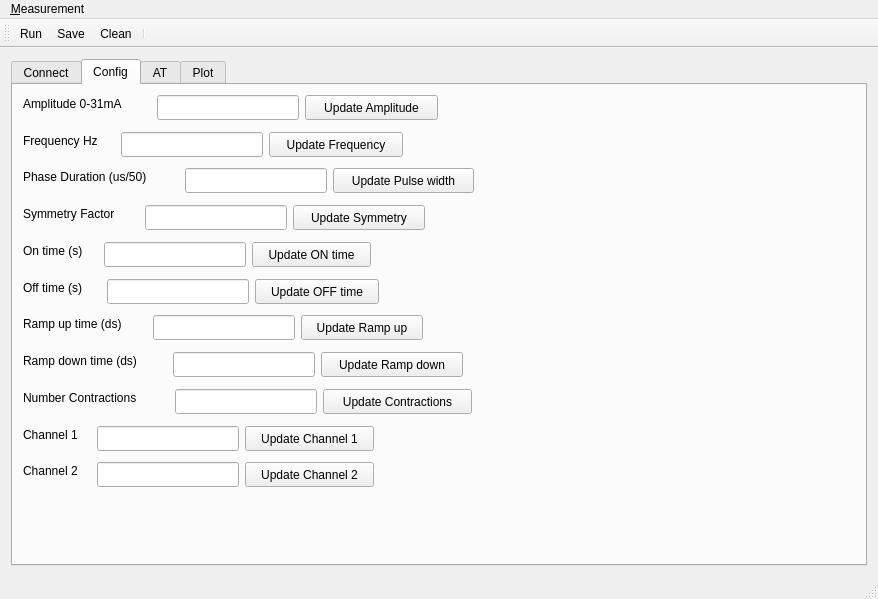
The window that nems/nems/mainwindow.ui (saul-rodriguez/Qt) describes before a commit, drawn with Qt 5.
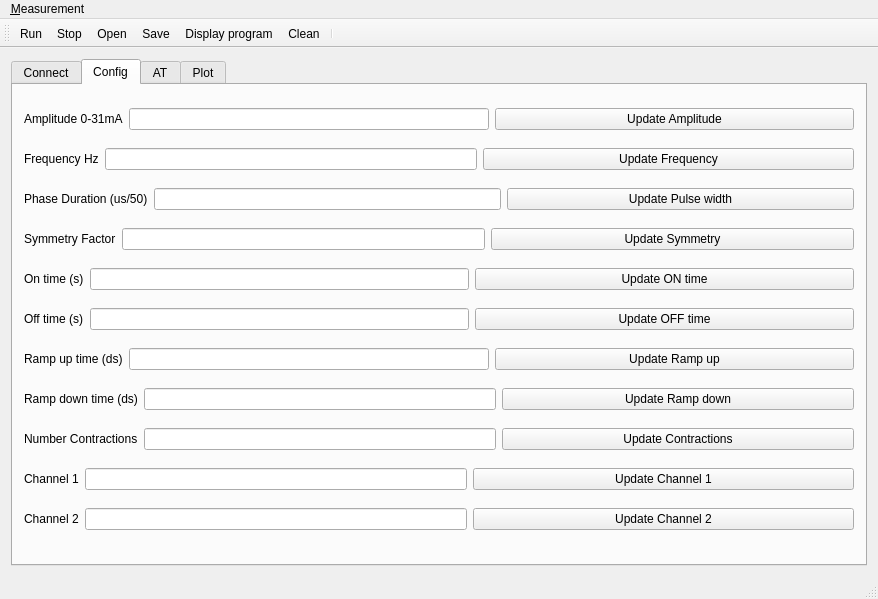
The same window after the commit. Icons and pictures are not drawn.

Commit message: NMES updated with icon buttons

Patch:
```diff
--- a/nems/nems/mainwindow.ui
+++ b/nems/nems/mainwindow.ui
@@ -157,456 +157,371 @@
          <attribute name="title">
           <string>Config</string>
          </attribute>
+         <layout class="QGridLayout" name="gridLayout_7">
+          <item row="0" column="0">
+           <layout class="QHBoxLayout" name="horizontalLayout_5">
+            <property name="rightMargin">
+             <number>0</number>
+            </property>
+            <item>
+             <widget class="QLabel" name="label_2">
+              <property name="text">
+               <string>Amplitude 0-31mA</string>
+              </property>
+             </widget>
+            </item>
+            <item>
          <widget class="QLineEdit" name="lineEditAmplitude">
-          <property name="geometry">
-           <rect>
-            <x>144</x>
-            <y>10</y>
-            <width>142</width>
-            <height>25</height>
-           </rect>
-          </property>
           <property name="sizePolicy">
-           <sizepolicy hsizetype="Minimum" vsizetype="Fixed">
+               <sizepolicy hsizetype="Expanding" vsizetype="Fixed">
             <horstretch>0</horstretch>
             <verstretch>0</verstretch>
            </sizepolicy>
           </property>
          </widget>
+            </item>
+            <item>
          <widget class="QPushButton" name="pushButtonAmplitude">
-          <property name="geometry">
-           <rect>
-            <x>292</x>
-            <y>10</y>
-            <width>133</width>
-            <height>25</height>
-           </rect>
+              <property name="sizePolicy">
+               <sizepolicy hsizetype="Expanding" vsizetype="Fixed">
+                <horstretch>0</horstretch>
+                <verstretch>0</verstretch>
+               </sizepolicy>
           </property>
           <property name="text">
            <string>Update Amplitude</string>
           </property>
          </widget>
-         <widget class="QLabel" name="label_2">
-          <property name="geometry">
-           <rect>
-            <x>10</x>
-            <y>10</y>
-            <width>128</width>
-            <height>17</height>
-           </rect>
-          </property>
+            </item>
+           </layout>
+          </item>
+          <item row="1" column="0">
+           <layout class="QHBoxLayout" name="horizontalLayout_6">
+            <item>
+             <widget class="QLabel" name="label_3">
           <property name="text">
-           <string>Amplitude 0-31mA</string>
-          </property>
-         </widget>
+               <string>Frequency Hz</string>
+              </property>
+             </widget>
+            </item>
+            <item>
          <widget class="QLineEdit" name="lineEditFrequency">
-          <property name="geometry">
-           <rect>
-            <x>108</x>
-            <y>47</y>
-            <width>142</width>
-            <height>25</height>
-           </rect>
-          </property>
           <property name="sizePolicy">
-           <sizepolicy hsizetype="Minimum" vsizetype="Fixed">
+               <sizepolicy hsizetype="Expanding" vsizetype="Fixed">
             <horstretch>0</horstretch>
             <verstretch>0</verstretch>
            </sizepolicy>
           </property>
          </widget>
+            </item>
+            <item>
          <widget class="QPushButton" name="pushButtonFrequency">
-          <property name="geometry">
-           <rect>
-            <x>256</x>
-            <y>47</y>
-            <width>134</width>
-            <height>25</height>
-           </rect>
+              <property name="sizePolicy">
+               <sizepolicy hsizetype="Expanding" vsizetype="Fixed">
+                <horstretch>0</horstretch>
+                <verstretch>0</verstretch>
+               </sizepolicy>
           </property>
           <property name="text">
            <string>Update Frequency</string>
           </property>
          </widget>
-         <widget class="QLabel" name="label_3">
-          <property name="geometry">
-           <rect>
-            <x>10</x>
-            <y>47</y>
-            <width>92</width>
-            <height>17</height>
-           </rect>
-          </property>
-          <property name="text">
-           <string>Frequency Hz</string>
-          </property>
-         </widget>
+            </item>
+           </layout>
+          </item>
+          <item row="2" column="0">
+           <layout class="QHBoxLayout" name="horizontalLayout_7">
+            <item>
          <widget class="QLabel" name="label_4">
-          <property name="geometry">
-           <rect>
-            <x>10</x>
-            <y>83</y>
-            <width>156</width>
-            <height>17</height>
-           </rect>
-          </property>
           <property name="text">
            <string>Phase Duration (us/50)</string>
           </property>
          </widget>
+            </item>
+            <item>
          <widget class="QLineEdit" name="lineEditPhase">
-          <property name="geometry">
-           <rect>
-            <x>172</x>
-            <y>83</y>
-            <width>142</width>
-            <height>25</height>
-           </rect>
-          </property>
           <property name="sizePolicy">
-           <sizepolicy hsizetype="Minimum" vsizetype="Fixed">
+               <sizepolicy hsizetype="Expanding" vsizetype="Fixed">
             <horstretch>0</horstretch>
             <verstretch>0</verstretch>
            </sizepolicy>
           </property>
          </widget>
+            </item>
+            <item>
          <widget class="QPushButton" name="pushButtonPhase">
-          <property name="geometry">
-           <rect>
-            <x>320</x>
-            <y>83</y>
-            <width>141</width>
-            <height>25</height>
-           </rect>
+              <property name="sizePolicy">
+               <sizepolicy hsizetype="Expanding" vsizetype="Fixed">
+                <horstretch>0</horstretch>
+                <verstretch>0</verstretch>
+               </sizepolicy>
           </property>
           <property name="text">
            <string>Update Pulse width</string>
           </property>
          </widget>
-         <widget class="QLineEdit" name="lineEditSymetry">
-          <property name="geometry">
-           <rect>
-            <x>132</x>
-            <y>120</y>
-            <width>142</width>
-            <height>25</height>
-           </rect>
-          </property>
-          <property name="sizePolicy">
-           <sizepolicy hsizetype="Minimum" vsizetype="Fixed">
-            <horstretch>0</horstretch>
-            <verstretch>0</verstretch>
-           </sizepolicy>
-          </property>
-         </widget>
+            </item>
+           </layout>
+          </item>
+          <item row="3" column="0">
+           <layout class="QHBoxLayout" name="horizontalLayout_9">
+            <item>
          <widget class="QLabel" name="label_5">
-          <property name="geometry">
-           <rect>
-            <x>10</x>
-            <y>120</y>
-            <width>116</width>
-            <height>17</height>
-           </rect>
-          </property>
           <property name="text">
            <string>Symmetry Factor</string>
           </property>
          </widget>
+            </item>
+            <item>
+             <widget class="QLineEdit" name="lineEditSymetry">
+              <property name="sizePolicy">
+               <sizepolicy hsizetype="Expanding" vsizetype="Fixed">
+                <horstretch>0</horstretch>
+                <verstretch>0</verstretch>
+               </sizepolicy>
+              </property>
+             </widget>
+            </item>
+            <item>
          <widget class="QPushButton" name="pushButtonSymetry">
-          <property name="geometry">
-           <rect>
-            <x>280</x>
-            <y>120</y>
-            <width>132</width>
-            <height>25</height>
-           </rect>
+              <property name="sizePolicy">
+               <sizepolicy hsizetype="Expanding" vsizetype="Fixed">
+                <horstretch>0</horstretch>
+                <verstretch>0</verstretch>
+               </sizepolicy>
           </property>
           <property name="text">
            <string>Update Symmetry</string>
           </property>
          </widget>
-         <widget class="QLineEdit" name="lineEditON">
-          <property name="geometry">
-           <rect>
-            <x>91</x>
-            <y>157</y>
-            <width>142</width>
-            <height>25</height>
-           </rect>
-          </property>
-          <property name="sizePolicy">
-           <sizepolicy hsizetype="Minimum" vsizetype="Fixed">
-            <horstretch>0</horstretch>
-            <verstretch>0</verstretch>
-           </sizepolicy>
-          </property>
-         </widget>
+            </item>
+           </layout>
+          </item>
+          <item row="4" column="0">
+           <layout class="QHBoxLayout" name="horizontalLayout_10">
+            <item>
          <widget class="QLabel" name="label_6">
-          <property name="geometry">
-           <rect>
-            <x>10</x>
-            <y>157</y>
-            <width>75</width>
-            <height>17</height>
-           </rect>
-          </property>
           <property name="text">
            <string>On time (s)</string>
           </property>
          </widget>
+            </item>
+            <item>
+             <widget class="QLineEdit" name="lineEditON">
+              <property name="sizePolicy">
+               <sizepolicy hsizetype="Expanding" vsizetype="Fixed">
+                <horstretch>0</horstretch>
+                <verstretch>0</verstretch>
+               </sizepolicy>
+              </property>
+             </widget>
+            </item>
+            <item>
          <widget class="QPushButton" name="pushButtonOnTime">
-          <property name="geometry">
-           <rect>
-            <x>239</x>
-            <y>157</y>
-            <width>119</width>
-            <height>25</height>
-           </rect>
+              <property name="sizePolicy">
+               <sizepolicy hsizetype="Expanding" vsizetype="Fixed">
+                <horstretch>0</horstretch>
+                <verstretch>0</verstretch>
+               </sizepolicy>
           </property>
           <property name="text">
            <string>Update ON time</string>
           </property>
          </widget>
+            </item>
+           </layout>
+          </item>
+          <item row="5" column="0">
+           <layout class="QHBoxLayout" name="horizontalLayout_11">
+            <item>
          <widget class="QLabel" name="label_7">
-          <property name="geometry">
-           <rect>
-            <x>10</x>
-            <y>194</y>
-            <width>78</width>
-            <height>17</height>
-           </rect>
-          </property>
           <property name="text">
            <string>Off time (s)</string>
           </property>
          </widget>
+            </item>
+            <item>
          <widget class="QLineEdit" name="lineEditOFF">
-          <property name="geometry">
-           <rect>
-            <x>94</x>
-            <y>194</y>
-            <width>142</width>
-            <height>25</height>
-           </rect>
-          </property>
           <property name="sizePolicy">
-           <sizepolicy hsizetype="Fixed" vsizetype="Fixed">
+               <sizepolicy hsizetype="Expanding" vsizetype="Fixed">
             <horstretch>0</horstretch>
             <verstretch>0</verstretch>
            </sizepolicy>
           </property>
          </widget>
+            </item>
+            <item>
          <widget class="QPushButton" name="pushButtonOFF">
-          <property name="geometry">
-           <rect>
-            <x>242</x>
-            <y>194</y>
-            <width>124</width>
-            <height>25</height>
-           </rect>
+              <property name="sizePolicy">
+               <sizepolicy hsizetype="Expanding" vsizetype="Fixed">
+                <horstretch>0</horstretch>
+                <verstretch>0</verstretch>
+               </sizepolicy>
           </property>
           <property name="text">
            <string>Update OFF time</string>
           </property>
          </widget>
-         <widget class="QPushButton" name="pushButtonRampUp">
-          <property name="geometry">
-           <rect>
-            <x>288</x>
-            <y>230</y>
-            <width>122</width>
-            <height>25</height>
-           </rect>
-          </property>
-          <property name="text">
-           <string>Update Ramp up</string>
-          </property>
-         </widget>
+            </item>
+           </layout>
+          </item>
+          <item row="6" column="0">
+           <layout class="QHBoxLayout" name="horizontalLayout_12">
+            <item>
          <widget class="QLabel" name="label_8">
-          <property name="geometry">
-           <rect>
-            <x>10</x>
-            <y>230</y>
-            <width>124</width>
-            <height>17</height>
-           </rect>
-          </property>
           <property name="text">
            <string>Ramp up time (ds)</string>
           </property>
          </widget>
+            </item>
+            <item>
          <widget class="QLineEdit" name="lineEditRampUp">
-          <property name="geometry">
-           <rect>
-            <x>140</x>
-            <y>230</y>
-            <width>142</width>
-            <height>25</height>
-           </rect>
-          </property>
           <property name="sizePolicy">
-           <sizepolicy hsizetype="Fixed" vsizetype="Fixed">
+               <sizepolicy hsizetype="Expanding" vsizetype="Fixed">
             <horstretch>0</horstretch>
             <verstretch>0</verstretch>
            </sizepolicy>
           </property>
          </widget>
-         <widget class="QPushButton" name="pushButtonRampDown">
-          <property name="geometry">
-           <rect>
-            <x>308</x>
-            <y>267</y>
-            <width>142</width>
-            <height>25</height>
-           </rect>
+            </item>
+            <item>
+             <widget class="QPushButton" name="pushButtonRampUp">
+              <property name="sizePolicy">
+               <sizepolicy hsizetype="Expanding" vsizetype="Fixed">
+                <horstretch>0</horstretch>
+                <verstretch>0</verstretch>
+               </sizepolicy>
           </property>
           <property name="text">
-           <string>Update Ramp down</string>
-          </property>
-         </widget>
+               <string>Update Ramp up</string>
+              </property>
+             </widget>
+            </item>
+           </layout>
+          </item>
+          <item row="7" column="0">
+           <layout class="QHBoxLayout" name="horizontalLayout_13">
+            <item>
          <widget class="QLabel" name="label_9">
-          <property name="geometry">
-           <rect>
-            <x>10</x>
-            <y>267</y>
-            <width>144</width>
-            <height>17</height>
-           </rect>
-          </property>
           <property name="text">
            <string>Ramp down time (ds)</string>
           </property>
          </widget>
-         <widget class="QLineEdit" name="lineEditRampDown">
-          <property name="geometry">
-           <rect>
-            <x>160</x>
-            <y>267</y>
-            <width>142</width>
-            <height>25</height>
-           </rect>
-          </property>
-         </widget>
-         <widget class="QLineEdit" name="lineEditContractions">
-          <property name="geometry">
-           <rect>
-            <x>162</x>
-            <y>304</y>
-            <width>142</width>
-            <height>25</height>
-           </rect>
-          </property>
-         </widget>
+            </item>
+            <item>
+             <widget class="QLineEdit" name="lineEditRampDown"/>
+            </item>
+            <item>
+             <widget class="QPushButton" name="pushButtonRampDown">
+              <property name="sizePolicy">
+               <sizepolicy hsizetype="Expanding" vsizetype="Fixed">
+                <horstretch>0</horstretch>
+                <verstretch>0</verstretch>
+               </sizepolicy>
+              </property>
+              <property name="text">
+               <string>Update Ramp down</string>
+              </property>
+             </widget>
+            </item>
+           </layout>
+          </item>
+          <item row="8" column="0">
+           <layout class="QHBoxLayout" name="horizontalLayout_14">
+            <item>
          <widget class="QLabel" name="label_10">
-          <property name="geometry">
-           <rect>
-            <x>10</x>
-            <y>304</y>
-            <width>146</width>
-            <height>17</height>
-           </rect>
-          </property>
           <property name="text">
            <string>Number Contractions</string>
           </property>
          </widget>
+            </item>
+            <item>
+             <widget class="QLineEdit" name="lineEditContractions"/>
+            </item>
+            <item>
          <widget class="QPushButton" name="pushButtonContractions">
-          <property name="geometry">
-           <rect>
-            <x>310</x>
-            <y>304</y>
-            <width>149</width>
-            <height>25</height>
-           </rect>
+              <property name="sizePolicy">
+               <sizepolicy hsizetype="Expanding" vsizetype="Fixed">
+                <horstretch>0</horstretch>
+                <verstretch>0</verstretch>
+               </sizepolicy>
           </property>
           <property name="text">
            <string>Update Contractions</string>
           </property>
          </widget>
-         <widget class="QPushButton" name="pushButtonChannel1">
-          <property name="geometry">
-           <rect>
-            <x>232</x>
-            <y>341</y>
-            <width>129</width>
-            <height>25</height>
-           </rect>
-          </property>
-          <property name="text">
-           <string>Update Channel 1</string>
-          </property>
-         </widget>
+            </item>
+           </layout>
+          </item>
+          <item row="9" column="0">
+           <layout class="QHBoxLayout" name="horizontalLayout_15">
+            <item>
          <widget class="QLabel" name="label_11">
-          <property name="geometry">
-           <rect>
-            <x>10</x>
-            <y>341</y>
-            <width>68</width>
-            <height>17</height>
-           </rect>
-          </property>
           <property name="text">
            <string>Channel 1</string>
           </property>
          </widget>
+            </item>
+            <item>
          <widget class="QLineEdit" name="lineEditChannel1">
-          <property name="geometry">
-           <rect>
-            <x>84</x>
-            <y>341</y>
-            <width>142</width>
-            <height>25</height>
-           </rect>
-          </property>
           <property name="sizePolicy">
-           <sizepolicy hsizetype="Fixed" vsizetype="Fixed">
+               <sizepolicy hsizetype="Expanding" vsizetype="Fixed">
             <horstretch>0</horstretch>
             <verstretch>0</verstretch>
            </sizepolicy>
           </property>
          </widget>
-         <widget class="QPushButton" name="pushButtonChannel2">
-          <property name="geometry">
-           <rect>
-            <x>232</x>
-            <y>377</y>
-            <width>129</width>
-            <height>25</height>
-           </rect>
+            </item>
+            <item>
+             <widget class="QPushButton" name="pushButtonChannel1">
+              <property name="sizePolicy">
+               <sizepolicy hsizetype="Expanding" vsizetype="Fixed">
+                <horstretch>0</horstretch>
+                <verstretch>0</verstretch>
+               </sizepolicy>
           </property>
           <property name="text">
-           <string>Update Channel 2</string>
-          </property>
-         </widget>
-         <widget class="QLineEdit" name="lineEditChannel2">
-          <property name="geometry">
-           <rect>
-            <x>84</x>
-            <y>377</y>
-            <width>142</width>
-            <height>25</height>
-           </rect>
-          </property>
-          <property name="sizePolicy">
-           <sizepolicy hsizetype="MinimumExpanding" vsizetype="Fixed">
-            <horstretch>0</horstretch>
-            <verstretch>0</verstretch>
-           </sizepolicy>
-          </property>
-         </widget>
+               <string>Update Channel 1</string>
+              </property>
+             </widget>
+            </item>
+           </layout>
+          </item>
+          <item row="10" column="0">
+           <layout class="QHBoxLayout" name="horizontalLayout_16">
+            <item>
          <widget class="QLabel" name="label_12">
-          <property name="geometry">
-           <rect>
-            <x>10</x>
-            <y>377</y>
-            <width>68</width>
-            <height>17</height>
-           </rect>
-          </property>
           <property name="text">
            <string>Channel 2</string>
           </property>
          </widget>
+            </item>
+            <item>
+             <widget class="QLineEdit" name="lineEditChannel2">
+              <property name="sizePolicy">
+               <sizepolicy hsizetype="Expanding" vsizetype="Fixed">
+                <horstretch>0</horstretch>
+                <verstretch>0</verstretch>
+               </sizepolicy>
+              </property>
+             </widget>
+            </item>
+            <item>
+             <widget class="QPushButton" name="pushButtonChannel2">
+              <property name="sizePolicy">
+               <sizepolicy hsizetype="Expanding" vsizetype="Fixed">
+                <horstretch>0</horstretch>
+                <verstretch>0</verstretch>
+               </sizepolicy>
+              </property>
+              <property name="text">
+               <string>Update Channel 2</string>
+              </property>
+             </widget>
+            </item>
+           </layout>
+          </item>
+         </layout>
         </widget>
         <widget class="QWidget" name="tab_2">
          <attribute name="title">
@@ -683,7 +598,10 @@
     <bool>false</bool>
    </attribute>
    <addaction name="action_Run"/>
+   <addaction name="actionStop"/>
+   <addaction name="action_Open"/>
    <addaction name="action_Save"/>
+   <addaction name="action_Display_program"/>
    <addaction name="action_Clean"/>
    <addaction name="separator"/>
   </widget>
@@ -724,6 +642,45 @@
     <string>Ctrl+C</string>
    </property>
   </action>
+  <action name="actionStop">
+   <property name="icon">
+    <iconset resource="images.qrc">
+     <normaloff>:/images/images/Stop-icon.png</normaloff>:/images/images/Stop-icon.png</iconset>
+   </property>
+   <property name="text">
+    <string>S&amp;top</string>
+   </property>
+   <property name="toolTip">
+    <string>Stop</string>
+   </property>
+   <property name="shortcut">
+    <string>Ctrl+S</string>
+   </property>
+  </action>
+  <action name="action_Open">
+   <property name="icon">
+    <iconset resource="images.qrc">
+     <normaloff>:/images/images/Open_icon.png</normaloff>:/images/images/Open_icon.png</iconset>
+   </property>
+   <property name="text">
+    <string>&amp;Open</string>
+   </property>
+   <property name="shortcut">
+    <string>Ctrl+O</string>
+   </property>
+  </action>
+  <action name="action_Display_program">
+   <property name="icon">
+    <iconset resource="images.qrc">
+     <normaloff>:/images/images/Read_icon.png</normaloff>:/images/images/Read_icon.png</iconset>
+   </property>
+   <property name="text">
+    <string>&amp;Display program</string>
+   </property>
+   <property name="shortcut">
+    <string>Ctrl+P</string>
+   </property>
+  </action>
  </widget>
  <layoutdefault spacing="6" margin="11"/>
  <tabstops>
```
Left out of the diff: 34 changed lines with no effect on the pictures. Lines whose indentation alone changed are shown as unchanged. The commit also changes 15 other files.
